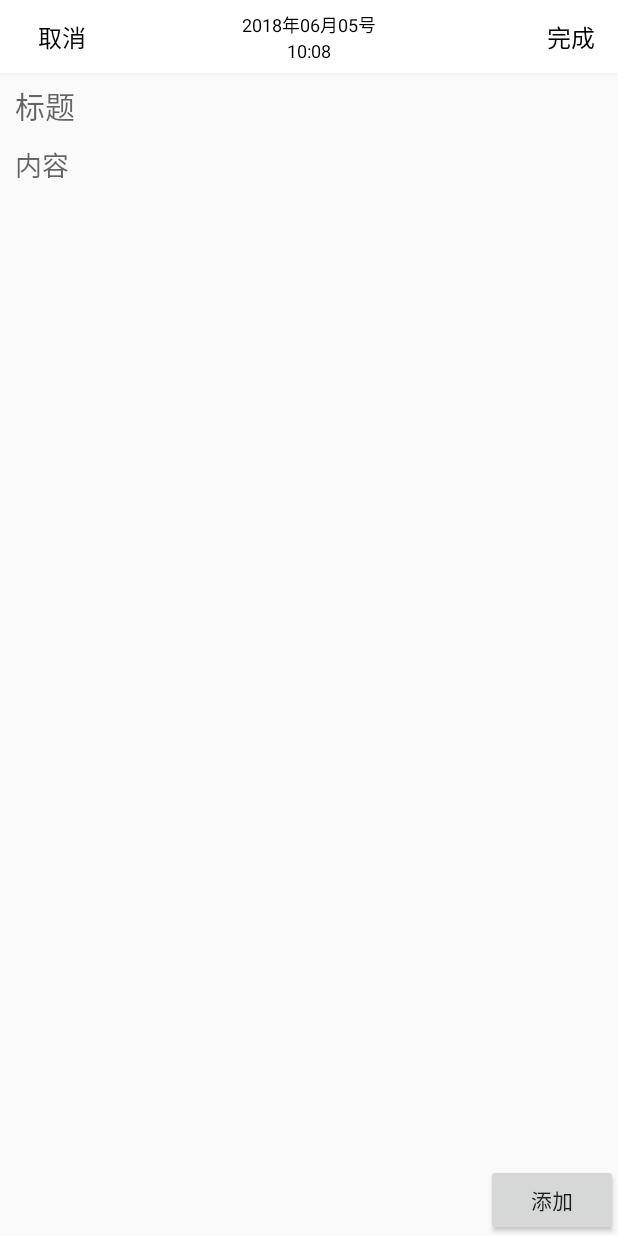
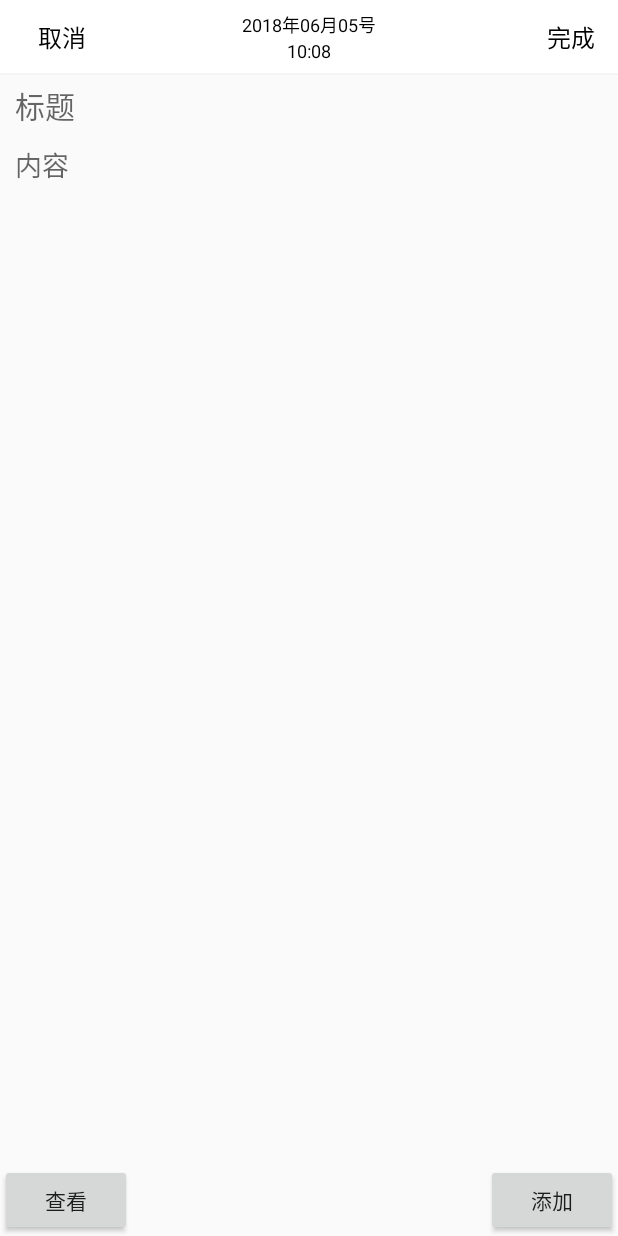
Before and after one commit to valderFields/JustRecordAndroid, an Android app: the AddWordActivity screen opened directly, with no data from a screen before it, on a phone screen of 412 x 824 dp. Run offline under Robolectric (Android 15) with nearby library versions, the light colour scheme and no system bars; our stand-ins replace ButterKnife, RxJava.

```diff
--- a/app/src/main/java/com/mango/mobile/paper/modules/TimeLinePager/addRecord/AddWordActivity.java
+++ b/app/src/main/java/com/mango/mobile/paper/modules/TimeLinePager/addRecord/AddWordActivity.java
@@ -54,6 +54,8 @@
     MoreResourceEditText etContent;
     @BindView(R.id.btn_add)
     Button btnAdd;
+    @BindView(R.id.btn_look)
+    Button btnLook;
     @BindView(R.id.scrollview)
     ScrollView scrollView;
 
@@ -96,6 +98,13 @@
                                 }
                             }
                         });
+            }
+        });
+
+        btnLook.setOnClickListener(new View.OnClickListener() {
+            @Override
+            public void onClick(View v) {
+                Helper.showToast(etContent.getText().toString());
             }
         });
 
--- a/app/src/main/res/layout/activity_add_word.xml
+++ b/app/src/main/res/layout/activity_add_word.xml
@@ -62,4 +62,10 @@
         android:layout_alignParentBottom="true"
         android:layout_alignParentRight="true"
         android:text="添加" />
+    <Button
+        android:id="@+id/btn_look"
+        android:layout_width="wrap_content"
+        android:layout_height="wrap_content"
+        android:layout_alignParentBottom="true"
+        android:text="查看" />
 </RelativeLayout>
```
